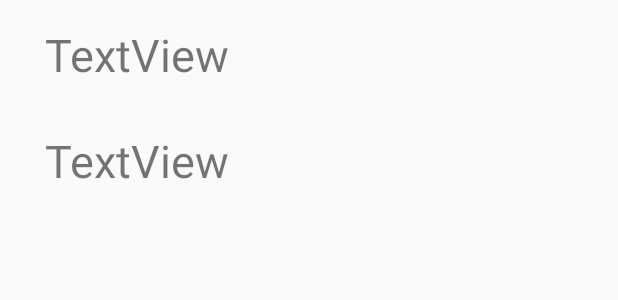
After one commit to JaesungLeee/kakaoAuth_Login, an Android app: the layout activity_login.xml on its own in the app's theme, with its tools: preview values and no code run, on a phone screen of 412 x 824 dp. The commit adds this screen. Shown: the top 300 px of the screen. Run offline under Robolectric (Android 15) with nearby library versions, the phone set to English and light mode, and no system bars.

Commit message:
Update : Transit view with other Activity

```diff
--- a/kakaoAuthTest/app/build.gradle
+++ b/kakaoAuthTest/app/build.gradle
@@ -30,6 +30,7 @@ dependencies {
     implementation 'androidx.core:core-ktx:1.3.0'
     implementation 'androidx.appcompat:appcompat:1.1.0'
     implementation 'androidx.constraintlayout:constraintlayout:1.1.3'
+    implementation 'androidx.preference:preference:1.1.1'
     testImplementation 'junit:junit:4.12'
     androidTestImplementation 'androidx.test.ext:junit:1.1.1'
     androidTestImplementation 'androidx.test.espresso:espresso-core:3.2.0'
--- a/kakaoAuthTest/app/src/main/AndroidManifest.xml
+++ b/kakaoAuthTest/app/src/main/AndroidManifest.xml
@@ -2,7 +2,7 @@
 <manifest xmlns:android="http://schemas.android.com/apk/res/android"
     package="com.example.kakaoauthtest">
 
-    <uses-permission android:name="android.permission.INTERNET"/>
+    <uses-permission android:name="android.permission.INTERNET" />
 
     <application
         android:name=".GlobalApplication"
@@ -12,6 +12,10 @@
         android:roundIcon="@mipmap/ic_launcher_round"
         android:supportsRtl="true"
         android:theme="@style/AppTheme">
+        <activity android:name=".LoginActivity"></activity>
+        <activity
+            android:name=".SettingsActivity"
+            android:label="@string/title_activity_settings" />
 
         <meta-data
             android:name="com.kakao.sdk.AppKey"
--- a/kakaoAuthTest/app/src/main/java/com/example/kakaoauthtest/MainActivity.kt
+++ b/kakaoAuthTest/app/src/main/java/com/example/kakaoauthtest/MainActivity.kt
@@ -15,7 +15,7 @@ import kotlinx.android.synthetic.main.activity_main.*
 
 class MainActivity : AppCompatActivity() {
 
-    private var callback : SessionCallback = SessionCallback()
+    private var callback : SessionCallback = SessionCallback(this)
     override fun onCreate(savedInstanceState: Bundle?) {
         super.onCreate(savedInstanceState)
         setContentView(R.layout.activity_main)
--- /dev/null
+++ b/kakaoAuthTest/app/src/main/res/layout/activity_login.xml
@@ -0,0 +1,39 @@
+<?xml version="1.0" encoding="utf-8"?>
+<androidx.constraintlayout.widget.ConstraintLayout xmlns:android="http://schemas.android.com/apk/res/android"
+    xmlns:app="http://schemas.android.com/apk/res-auto"
+    xmlns:tools="http://schemas.android.com/tools"
+    android:layout_width="match_parent"
+    android:layout_height="match_parent"
+    tools:context=".LoginActivity">
+
+    <TextView
+        android:id="@+id/id"
+        android:layout_width="match_parent"
+        android:layout_height="wrap_content"
+        android:layout_marginStart="30dp"
+        android:layout_marginLeft="30sp"
+        android:layout_marginTop="16dp"
+        android:layout_marginEnd="150dp"
+        android:layout_marginRight="150dp"
+        android:text="TextView"
+        android:textSize="30sp"
+        app:layout_constraintEnd_toEndOf="parent"
+        app:layout_constraintHorizontal_bias="1.0"
+        app:layout_constraintStart_toStartOf="parent"
+        app:layout_constraintTop_toTopOf="parent" />
+
+    <TextView
+        android:id="@+id/email"
+        android:layout_width="match_parent"
+        android:layout_height="wrap_content"
+        android:layout_marginStart="30dp"
+        android:layout_marginLeft="30dp"
+        android:layout_marginTop="30dp"
+        android:layout_marginEnd="150dp"
+        android:layout_marginRight="150dp"
+        android:text="TextView"
+        android:textSize="30sp"
+        app:layout_constraintEnd_toEndOf="parent"
+        app:layout_constraintStart_toStartOf="parent"
+        app:layout_constraintTop_toBottomOf="@+id/id" />
+</androidx.constraintlayout.widget.ConstraintLayout>
```
Also changed, not shown: kakaoAuthTest/app/src/main/java/com/example/kakaoauthtest/LoginActivity.kt (added, +18 -0 lines), kakaoAuthTest/app/src/main/java/com/example/kakaoauthtest/SessionCallback.kt (+11 -1 lines), kakaoAuthTest/app/src/main/res/values/arrays.xml (added, +12 -0 lines), kakaoAuthTest/app/src/main/res/values/strings.xml (+16 -0 lines), kakaoAuthTest/app/src/main/res/xml/root_preferences.xml (added, +35 -0 lines).
